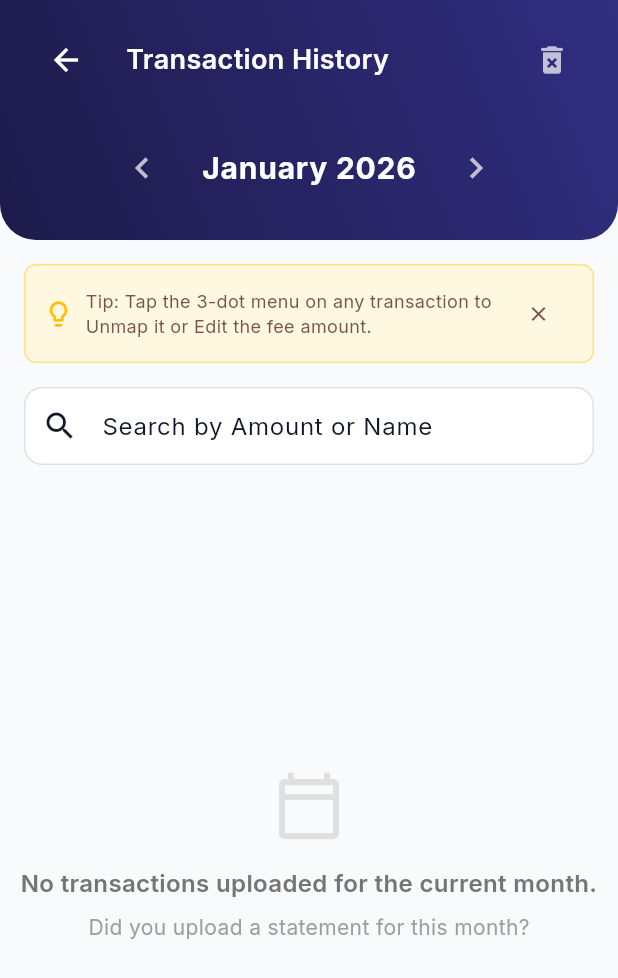
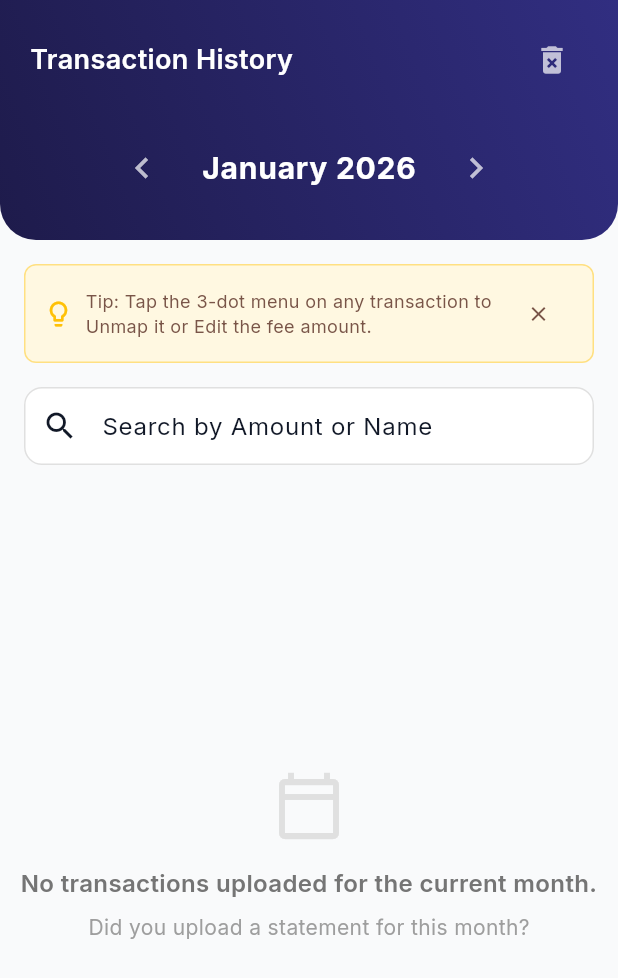
Before and after one commit to kiranidentity/payment-tracker, a Flutter app: the TransactionHistoryPage screen opened directly, on a phone screen of 412 x 824 dp. Shown: the top 978 px of the screen. Run offline on Flutter 3.47's test engine with Material 3 defaults, Android fonts, the phone set to English and light mode, and no system bars; our stand-ins replace file_picker, google_fonts, hive, hive_flutter; missing offline and left inert: syncfusion_flutter_pdf; accounts and stored records are empty.

Commit message:
UI Fix: Removed redundant back button from Transaction History

```diff
--- a/lib/views/transaction_history_page.dart
+++ b/lib/views/transaction_history_page.dart
@@ -335,13 +335,7 @@ class _TransactionHistoryPageState extends State<TransactionHistoryPage> {
           // AppBar-like Row
           Row(
             children: [
-              IconButton( // Back Button
-                onPressed: () => Navigator.pop(context),
-                icon: const Icon(Icons.arrow_back, color: Colors.white),
-                padding: EdgeInsets.zero,
-                constraints: const BoxConstraints(),
-              ),
-              const SizedBox(width: 16),
+
               const Expanded(
                 child: Text(
                   'Transaction History',
```
Also changed, not shown: 3 other files.
